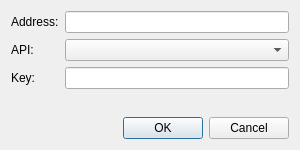
The window that homura_art/views/ui/source_add_edit_view.ui (nikohonu/homura-art) describes before a commit, drawn with Qt 5.
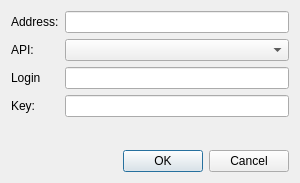
The same window after the commit.

```diff
--- a/homura_art/views/ui/source_add_edit_view.ui
+++ b/homura_art/views/ui/source_add_edit_view.ui
@@ -7,20 +7,13 @@
     <x>0</x>
     <y>0</y>
     <width>300</width>
-    <height>150</height>
+    <height>183</height>
    </rect>
   </property>
   <property name="windowTitle">
    <string>New source</string>
   </property>
   <layout class="QGridLayout" name="gridLayout">
-   <item row="2" column="0">
-    <widget class="QLabel" name="label_key">
-     <property name="text">
-      <string>Key:</string>
-     </property>
-    </widget>
-   </item>
    <item row="1" column="0">
     <widget class="QLabel" name="label_api">
      <property name="text">
@@ -28,6 +21,9 @@
      </property>
     </widget>
    </item>
+   <item row="3" column="1">
+    <widget class="QLineEdit" name="edit_key"/>
+   </item>
    <item row="0" column="0">
     <widget class="QLabel" name="label_address">
      <property name="text">
@@ -38,13 +34,17 @@
    <item row="1" column="1">
     <widget class="QComboBox" name="combo_box_api"/>
    </item>
-   <item row="2" column="1">
-    <widget class="QLineEdit" name="edit_key"/>
+   <item row="3" column="0">
+    <widget class="QLabel" name="label_key">
+     <property name="text">
+      <string>Key:</string>
+     </property>
+    </widget>
    </item>
    <item row="0" column="1">
     <widget class="QLineEdit" name="edit_address"/>
    </item>
-   <item row="4" column="0" colspan="2">
+   <item row="5" column="0" colspan="2">
     <widget class="QDialogButtonBox" name="button_box">
      <property name="orientation">
       <enum>Qt::Horizontal</enum>
@@ -54,7 +54,7 @@
      </property>
     </widget>
    </item>
-   <item row="3" column="0">
+   <item row="4" column="0">
     <spacer name="spacer">
      <property name="orientation">
       <enum>Qt::Vertical</enum>
@@ -67,6 +67,16 @@
      </property>
     </spacer>
    </item>
+   <item row="2" column="0">
+    <widget class="QLabel" name="label_login">
+     <property name="text">
+      <string>Login</string>
+     </property>
+    </widget>
+   </item>
+   <item row="2" column="1">
+    <widget class="QLineEdit" name="edit_login"/>
+   </item>
   </layout>
  </widget>
  <resources/>
```
